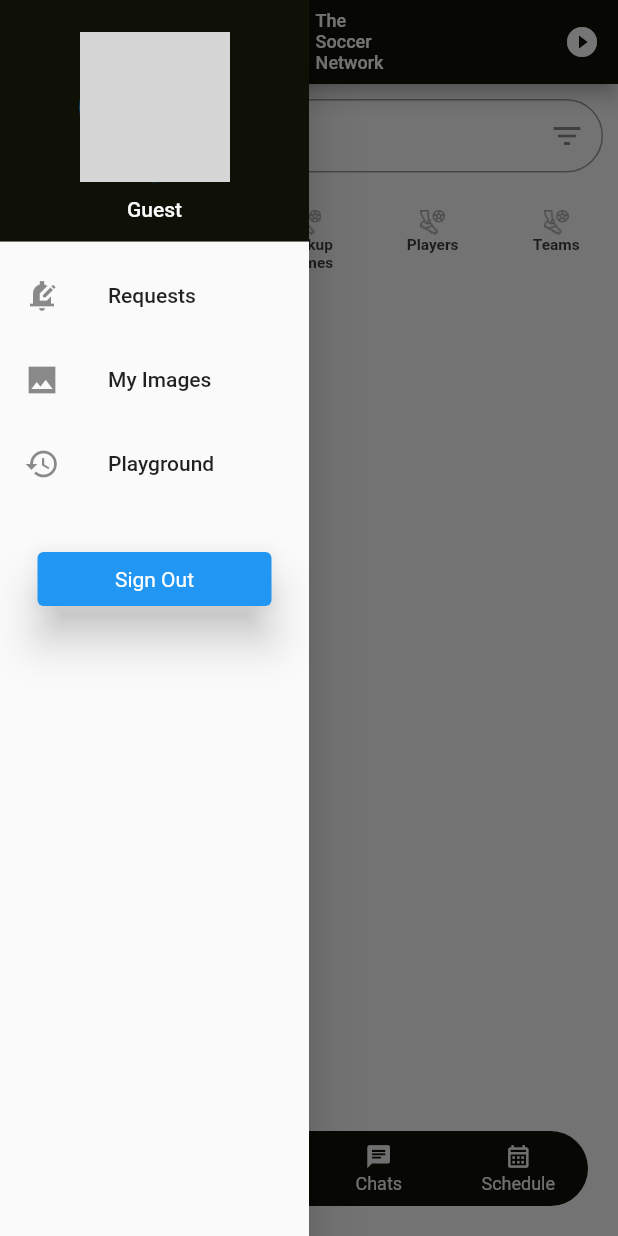
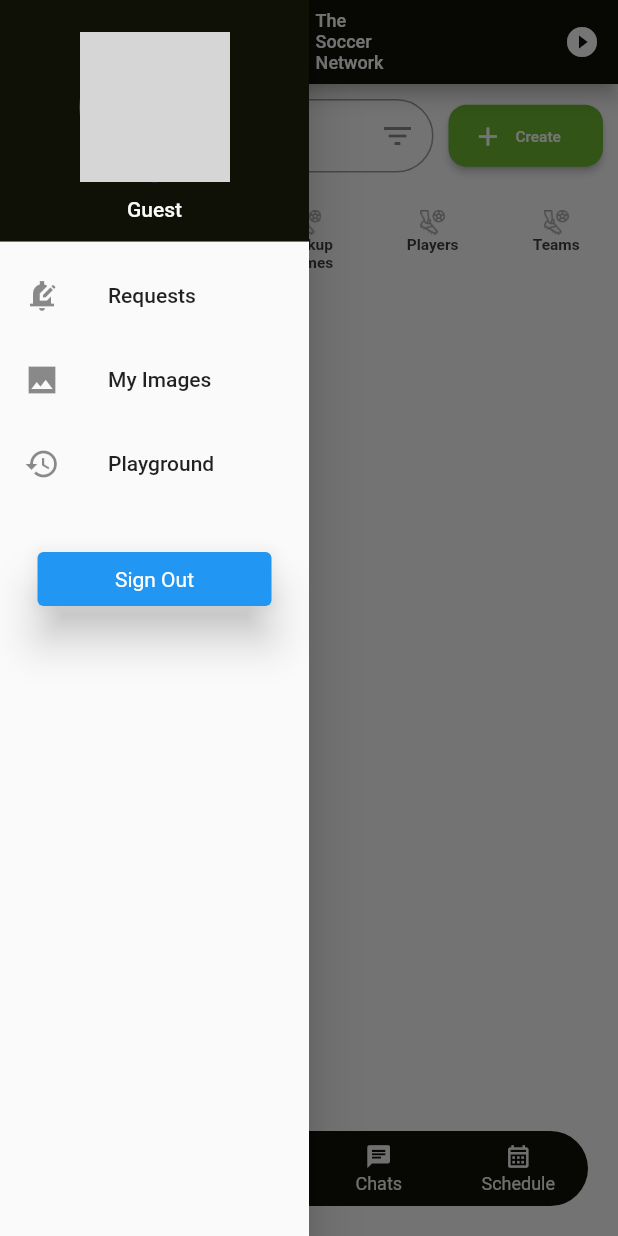
Before and after one commit to ArturoBarrios/AAASoccer, a Flutter app: the Home screen opened by its route, with the side drawer open, on a phone screen of 412 x 824 dp. Run offline on Flutter 3.47's test engine with Material 2 defaults, Android fonts, the phone set to English and light mode, and no system bars; our stand-ins replace auto_size_text, bloc, equatable, firebase_analytics, firebase_core, flip_card and 23 more; missing offline and left inert: amplify_api, amplify_auth_cognito, amplify_authenticator, amplify_datastore, amplify_flutter, dart:ffi and 7 more; accounts and stored records are empty; network calls fail; grey boxes are pictures that could not be loaded.

Commit message:
small updates to home screen style

```diff
--- a/lib/components/Buttons/basic_elevated_button.dart
+++ b/lib/components/Buttons/basic_elevated_button.dart
@@ -8,9 +8,10 @@ class BasicElevatedButton extends StatefulWidget {
   final Svg? icon;
   final String? text;
   final Color? backgroundColor;
+  final Function? onPressed;
 
 
-  const BasicElevatedButton({Key? key, this.height, this.width, this.backgroundColor, this.icon, this.text }) : super(key: key);
+  const BasicElevatedButton({Key? key, this.height, this.width, this.backgroundColor, this.icon, this.text, this.onPressed }) : super(key: key);
 
   @override
   State<BasicElevatedButton> createState() => _BasicElevatedButton();
@@ -18,6 +19,7 @@ class BasicElevatedButton extends StatefulWidget {
 
 class _BasicElevatedButton extends State<BasicElevatedButton> {
   bool visible = false;
+
 
   @override
   Widget build(BuildContext context) {
@@ -42,7 +44,7 @@ class _BasicElevatedButton extends State<BasicElevatedButton> {
     style: buttonStyle,
     onPressed: () {
       setState(() {
-        visible = !visible;
+        widget.onPressed!();
       });
       print("test");
     },
@@ -57,7 +59,7 @@ class _BasicElevatedButton extends State<BasicElevatedButton> {
       children: [
         if (widget.icon != null)
           Icon(
-            Icons.abc_outlined,
+            Icons.add,
             color: Colors.white,
             size: iconSize,
           ), // your icon here
@@ -66,7 +68,7 @@ class _BasicElevatedButton extends State<BasicElevatedButton> {
         if (widget.text != null) // replace widget.text with your actual text variable
           Expanded(
             child: Text(
-              'Enabled', // replace 'Enabled' with your actual text variable
+              widget.text!, // replace 'Enabled' with your actual text variable
               textAlign: widget.icon == null ? TextAlign.center : TextAlign.left,
               style: TextStyle(fontSize: fontSize),
             ),
--- a/lib/models/pageModels/app_model.dart
+++ b/lib/models/pageModels/app_model.dart
@@ -6,14 +6,30 @@ import 'package:geolocator/geolocator.dart';
 import '../../constants.dart';
 import '../../strings.dart';
 import '../../svg_widgets.dart';
+import '../../views/game/create.dart';
 import '../../views/home.dart';
+import '../../views/league/create.dart';
+import '../../views/location/create.dart';
 import '../../views/location/map.dart';
+import '../../views/team/create/create.dart';
+import '../../views/tournament/create.dart';
+import '../../views/training/create.dart';
+import '../../views/tryout/create.dart';
 import '../appModels/Location.dart';
 import 'package:flutter_svg_provider/flutter_svg_provider.dart';
 
 class AppModel extends ChangeNotifier {
   void nukeModelData() {}
 
+    Map<String, Widget Function(BuildContext)> createPages = {
+      "Pickup Game": (context) => const GameCreate(),
+      "Team": (context) => const TeamCreate(),
+      "Tournament": (context) => const TournamentCreate(),
+      "League": (context) => const LeagueCreate(),
+      "Training": (context) => const TrainingCreate(),
+      "Tryout": (context) => const TryoutCreate(),
+      "Location": (context) => const LocationCreate(),
+    };
 
     Map<dynamic, dynamic> _selectedPages = {
       Constants.HOMEPAGE: {
--- a/lib/views/home.dart
+++ b/lib/views/home.dart
@@ -6,6 +6,9 @@ import 'package:soccermadeeasy/extensions/filter_extension.dart';
 import 'package:soccermadeeasy/extensions/show_bottom_sheet.dart';
 import 'package:soccermadeeasy/extensions/snackbar_dialogue.dart';
 
+import '../commands/base_command.dart';
+import '../components/Buttons/basic_elevated_button.dart';
+import '../components/Dialogues/animated_dialogu.dart';
 import '../components/Loading/loading_screen.dart';
 import '../components/models/button_model.dart';
 import '../models/componentModels/filter_result_model.dart';
@@ -37,6 +40,7 @@ import '../constants.dart';
 import '../models/events_model.dart';
 import 'package:flutter_animated_dialog/flutter_animated_dialog.dart';
 import '../components/search_field.dart';
+import '../styles/colors.dart';
 import 'onboarding/onboarding_view.dart';
 
 class Home extends StatefulWidget {
@@ -426,6 +430,11 @@ class _Home extends State<Home> {
 
     context.select<AppModel, List<dynamic>>((value) => value.teams);
 
+    Map<String, Widget Function(BuildContext)> createPages = context.select<AppModel, Map<String,Widget Function(BuildContext)>>((value) => value.createPages);
+
+    double screenHeight = MediaQuery.of(context).size.height;
+    double screenWidth = MediaQuery.of(context).size.width;
+
     print("selectedKey in build: " + selectedKey.toString());
     print("selectedObjects length in build: " +
         selectedObjects.length.toString());
@@ -468,7 +477,46 @@ class _Home extends State<Home> {
                 children: [
                   Padding(
                           padding: EdgeInsets.all(10.0),
-                          child: SearchField(label: StringConstants.searchLabel)
+                          child: Row(
+                            children: [
+                                Expanded( child:
+                              SearchField(label: StringConstants.searchLabel)
+                                ),
+                              SizedBox(width: 10), // Add some spacing between the search field and the button
+                              BasicElevatedButton(
+                                icon: SVGWidgets().getSoccerBallSVGImage(),
+                                height: screenHeight * 0.05,  // 10% of screen height
+                                width: screenWidth * 0.25,
+                                backgroundColor: AppColors.tsnGreen, text: "Create",
+                                onPressed: () async {
+                                    print("Add New Chat Pressed");
+                                    List<dynamic> primaryList = createPages.keys.toList();
+                                    List<dynamic> secondaryList = [];
+                                    Map<int, dynamic> result = await showDialog(
+                                      context: context,
+                                      builder: (BuildContext context) {
+                                        return AnimatedDialog(
+                                          details: {"title": "IDK"},
+                                          items: primaryList,
+                                          singleSelect: false,
+                                          secondaryItems: secondaryList,
+                                          goToFunctions: [],
+                                        );
+                                      },
+                                    );
+                                    if (result.isNotEmpty) {
+                                      print("result: " + result.toString());
+                                      // goToPage(result.keys.first, primaryList);
+                                      BaseCommand().goToCreatePage(
+                                        context,
+                                        result.keys.first,
+                                        primaryList
+                                      );
+                                    }
+                                                }
+                              ),
+                            ],
+                          )
                   ),
                   SizedBox(
                     height:
```
Also changed, not shown: lib/commands/base_command.dart (+22 -4 lines), lib/components/Cards/tsn_advertisement_card.dart (added).
